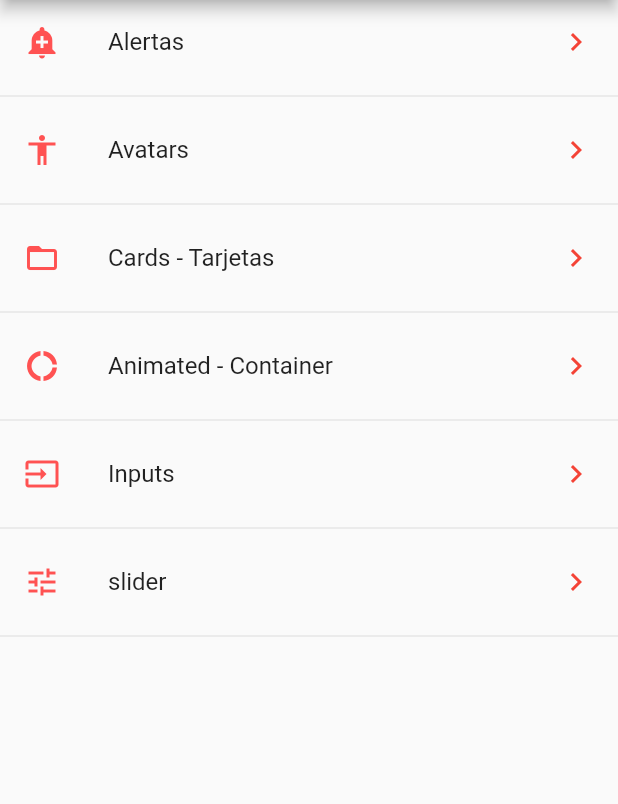
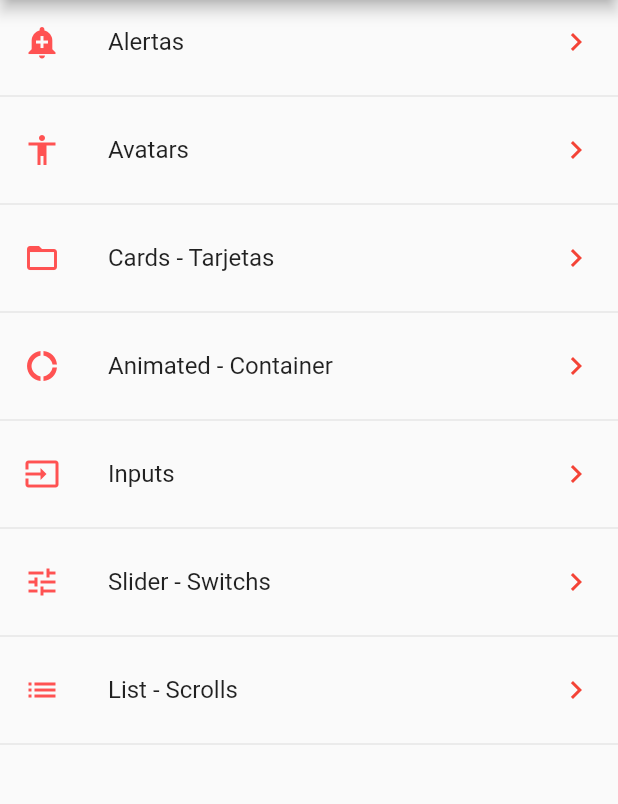
Before and after one commit to LEON12699/Flutter_Basic, a Flutter app: the screen it shows after launch, on a phone screen of 412 x 824 dp, the part 84-888 px from its top. Run offline on Flutter 3.47's test engine with Material 2 defaults, Android fonts, the phone set to English and light mode, and no system bars.

Commit message:
ListVIew with builder

```diff
--- a/components/data/menu_opts.json
+++ b/components/data/menu_opts.json
@@ -29,7 +29,12 @@
     {
       "ruta": "slider",
       "icon": "tune",
-            "texto": "slider"
+      "texto": "Slider - Switchs"
+    },
+    {
+      "ruta": "list",
+      "icon": "list",
+      "texto": "List - Scrolls"
     }
   ]
 }
--- a/components/lib/src/routes/routes.dart
+++ b/components/lib/src/routes/routes.dart
@@ -1,3 +1,4 @@
+import 'package:components/src/pages/listview_page.dart';
 import 'package:components/src/pages/slider_page.dart';
 import 'package:flutter/material.dart';
 
@@ -17,5 +18,6 @@ Map<String, WidgetBuilder> getApplicationRoutes() {
     'animatedContainer': (BuildContext context) => const AnimateContainerPage(),
     'inputs': (BuildContext context) => const InputPage(),
     'slider': (BuildContext context) => const SliderPage(),
+    'list': (BuildContext context) => const ListPage(),
   };
 }
```
Also changed, not shown: components/lib/src/pages/listview_page.dart (added, +34 -0 lines). Lines whose indentation alone changed are shown as unchanged.
